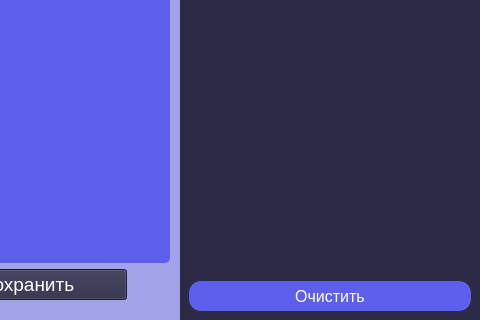
First picture: the form in orig.ui, repository Liqror/Links-agregator, before the edit; both pictures show x 652 to 1132 and y 515 to 835 of the 1132 by 835 pixel window.
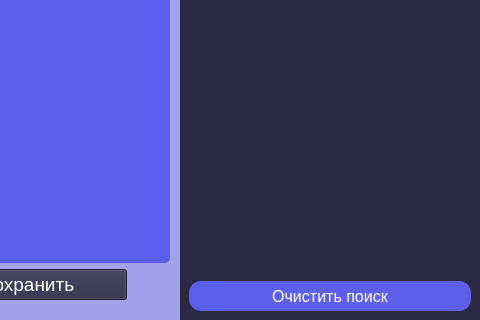
Second picture: the form after the edit. Icons and pictures are not drawn.

Commit message: Добавлена возможность обновления данных в записи, уточнено описание основного окна

```diff
--- a/orig.ui
+++ b/orig.ui
@@ -1228,7 +1228,7 @@
 color: rgb(255, 255, 255);</string>
          </property>
          <property name="text">
-          <string>Очистить</string>
+          <string>Очистить поиск</string>
          </property>
         </widget>
        </item>
```
The commit also changes 6 other files.
